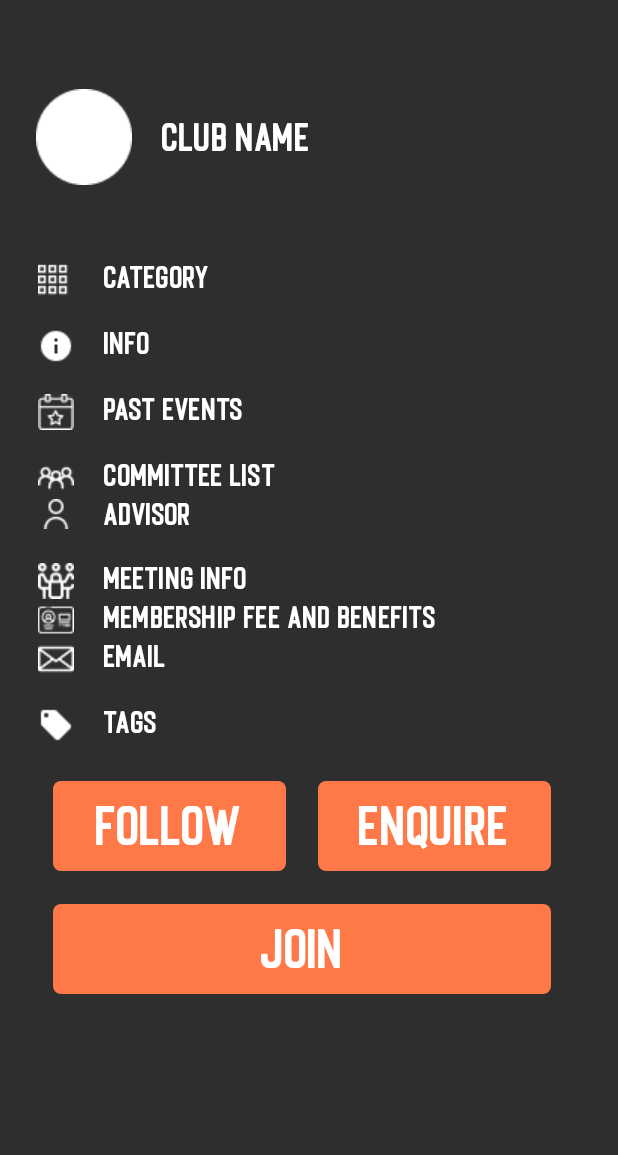
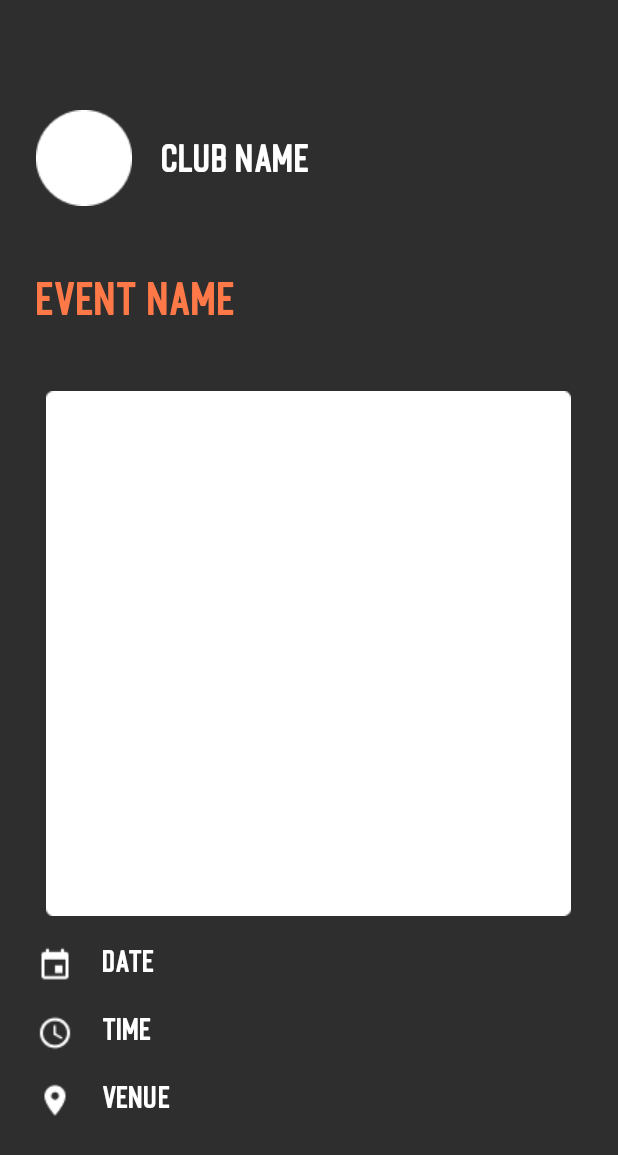
Before and after one commit to marcuswkl/clubs-societies-platform, an Android app: the layout fragment_event.xml on its own in the app's theme, with its tools: preview values and no code run, on a phone screen of 412 x 824 dp. Shown: the top 1155 px of the screen. Run offline under Robolectric (Android 15) with nearby library versions, the phone set to English and light mode, and no system bars.

Commit message:
Complete fragment layout

```diff
--- a/app/src/main/res/layout/fragment_event.xml
+++ b/app/src/main/res/layout/fragment_event.xml
@@ -2,46 +2,58 @@
 <androidx.constraintlayout.widget.ConstraintLayout xmlns:android="http://schemas.android.com/apk/res/android"
     xmlns:app="http://schemas.android.com/apk/res-auto"
     xmlns:tools="http://schemas.android.com/tools"
-    android:id="@+id/club_fragment"
+    android:id="@+id/event_fragment"
     android:layout_width="match_parent"
     android:layout_height="match_parent"
     tools:context=".ui.profile.ProfileFragment">
 
     <ImageView
-        android:id="@+id/club_logo"
+        android:id="@+id/event_club_logo"
         android:layout_width="64dp"
         android:layout_height="64dp"
         android:layout_marginStart="24dp"
         android:layout_marginTop="30dp"
-        android:layout_marginBottom="20dp"
         android:src="@drawable/logo_club_placeholder"
-        app:layout_constraintBottom_toTopOf="@+id/club_info_scrollview"
+        app:layout_constraintBottom_toTopOf="@id/event_name_title"
         app:layout_constraintStart_toStartOf="parent"
         app:layout_constraintTop_toTopOf="parent" />
 
     <TextView
-        android:id="@+id/club_name_title"
+        android:id="@+id/event_club_name_title"
         style="@style/ClubNameTitle"
         android:layout_width="275dp"
         android:layout_height="wrap_content"
         android:layout_marginStart="20dp"
         android:text="CLUB NAME"
-        app:layout_constraintBottom_toBottomOf="@+id/club_logo"
-        app:layout_constraintStart_toEndOf="@+id/club_logo"
-        app:layout_constraintTop_toTopOf="@+id/club_logo" />
+        app:layout_constraintBottom_toBottomOf="@+id/event_club_logo"
+        app:layout_constraintStart_toEndOf="@+id/event_club_logo"
+        app:layout_constraintTop_toTopOf="@+id/event_club_logo" />
+
+    <TextView
+        android:id="@+id/event_name_title"
+        style="@style/InputFieldLabel"
+        android:layout_width="362dp"
+        android:layout_height="wrap_content"
+        android:layout_marginStart="24dp"
+        android:layout_marginEnd="25dp"
+        android:text="EVENT NAME"
+        app:layout_constraintBottom_toTopOf="@+id/event_info_scrollview"
+        app:layout_constraintEnd_toEndOf="parent"
+        app:layout_constraintStart_toStartOf="parent"
+        app:layout_constraintTop_toBottomOf="@+id/event_club_logo" />
 
     <ScrollView
-        android:id="@+id/club_info_scrollview"
+        android:id="@+id/event_info_scrollview"
         android:layout_width="362dp"
-        android:layout_height="602dp"
+        android:layout_height="500dp"
         android:layout_marginStart="24dp"
-        android:layout_marginEnd="24dp"
+        android:layout_marginEnd="25dp"
         android:layout_marginBottom="20dp"
         android:scrollbarThumbVertical="@android:color/transparent"
         app:layout_constraintBottom_toBottomOf="parent"
         app:layout_constraintEnd_toEndOf="parent"
         app:layout_constraintStart_toStartOf="parent"
-        app:layout_constraintTop_toBottomOf="@+id/club_logo">
+        app:layout_constraintTop_toBottomOf="@id/event_name_title">
 
         <TableLayout
             android:layout_width="match_parent"
@@ -54,20 +66,11 @@
                 android:layout_marginBottom="@dimen/club_section_single_margin_bottom">
 
                 <ImageView
-                    android:id="@+id/club_category_label"
-                    android:layout_width="wrap_content"
+                    android:id="@+id/event_poster"
+                    android:layout_width="0dp"
                     android:layout_height="wrap_content"
-                    android:layout_marginTop="@dimen/club_label_margin_top"
-                    android:layout_marginEnd="@dimen/club_label_margin_end"
-                    android:src="@drawable/ic_club_category" />
-
-                <TextView
-                    android:id="@+id/club_category"
-                    style="@style/ClubInfoText"
-                    android:layout_width="@dimen/club_text_width"
-                    android:layout_height="wrap_content"
-                    android:justificationMode="inter_word"
-                    android:text="CATEGORY" />
+                    android:layout_span="2"
+                    android:src="@drawable/image_post_placeholder" />
 
             </TableRow>
 
@@ -77,7 +80,98 @@
                 android:layout_marginBottom="@dimen/club_section_single_margin_bottom">
 
                 <ImageView
-                    android:id="@+id/club_info_label"
+                    android:id="@+id/event_date_label"
+                    android:layout_width="wrap_content"
+                    android:layout_height="wrap_content"
+                    android:layout_marginTop="@dimen/club_label_margin_top"
+                    android:layout_marginEnd="@dimen/club_label_margin_end"
+                    android:src="@drawable/ic_event_date" />
+
+                <TextView
+                    android:id="@+id/event_date"
+                    style="@style/ClubInfoText"
+                    android:layout_width="@dimen/club_text_width"
+                    android:layout_height="wrap_content"
+                    android:justificationMode="inter_word"
+                    android:text="DATE" />
+
+            </TableRow>
+
+            <TableRow
+                android:layout_width="match_parent"
+                android:layout_height="match_parent"
+                android:layout_marginBottom="@dimen/club_section_single_margin_bottom">
+
+                <ImageView
+                    android:id="@+id/event_time_label"
+                    android:layout_width="wrap_content"
+                    android:layout_height="wrap_content"
+                    android:layout_marginTop="@dimen/club_label_margin_top"
+                    android:layout_marginEnd="@dimen/club_label_margin_end"
+                    android:src="@drawable/ic_event_time" />
+
+                <TextView
+                    android:id="@+id/event_time"
+                    style="@style/ClubInfoText"
+                    android:layout_width="@dimen/club_text_width"
+                    android:layout_height="wrap_content"
+                    android:justificationMode="inter_word"
+                    android:text="TIME" />
+
+            </TableRow>
+
+            <TableRow
+                android:layout_width="match_parent"
+                android:layout_height="match_parent"
+                android:layout_marginBottom="@dimen/club_section_single_margin_bottom">
+
+                <ImageView
+                    android:id="@+id/event_venue_label"
+                    android:layout_width="wrap_content"
+                    android:layout_height="wrap_content"
+                    android:layout_marginTop="@dimen/club_label_margin_top"
+                    android:layout_marginEnd="@dimen/club_label_margin_end"
+                    android:src="@drawable/ic_event_venue" />
+
+                <TextView
+                    android:id="@+id/event_venue"
+                    style="@style/ClubInfoText"
+                    android:layout_width="@dimen/club_text_width"
+                    android:layout_height="wrap_content"
+                    android:justificationMode="inter_word"
+                    android:text="VENUE" />
+
+            </TableRow>
+
+            <TableRow
+                android:layout_width="match_parent"
+                android:layout_height="match_parent"
+                android:layout_marginBottom="@dimen/club_section_multi_margin_bottom">
+
+                <ImageView
+                    android:id="@+id/event_price_label"
+                    android:layout_width="wrap_content"
+                    android:layout_height="wrap_content"
+                    android:layout_marginTop="@dimen/club_label_margin_top"
+                    android:layout_marginEnd="@dimen/club_label_margin_end"
+                    android:src="@drawable/ic_event_price" />
+
+                <TextView
+                    android:id="@+id/event_price"
+                    style="@style/ClubInfoText"
+                    android:layout_width="@dimen/club_text_width"
+                    android:layout_height="wrap_content"
+                    android:text="PRICE" />
+
+            </TableRow>
+
+            <TableRow
+                android:layout_width="match_parent"
+                android:layout_height="match_parent"
+                android:layout_marginBottom="@dimen/club_section_single_margin_bottom">
+
+                <ImageView
+                    android:id="@+id/event_info_label"
                     android:layout_width="wrap_content"
                     android:layout_height="wrap_content"
                     android:layout_marginTop="@dimen/club_label_margin_top"
@@ -85,7 +179,7 @@
                     android:src="@drawable/ic_club_info" />
 
                 <TextView
-                    android:id="@+id/club_info"
+                    android:id="@+id/event_info"
                     style="@style/ClubInfoText"
                     android:layout_width="@dimen/club_text_width"
                     android:layout_height="wrap_content"
@@ -99,209 +193,16 @@
                 android:layout_height="match_parent"
                 android:layout_marginBottom="@dimen/club_section_single_margin_bottom">
 
-                <ImageView
-                    android:id="@+id/club_past_events_label"
-                    android:layout_width="wrap_content"
-                    android:layout_height="wrap_content"
-                    android:layout_marginTop="@dimen/club_label_margin_top"
-                    android:layout_marginEnd="@dimen/club_label_margin_end"
-                    android:src="@drawable/ic_club_past_events" />
-
-                <TextView
-                    android:id="@+id/club_past_events"
-                    style="@style/ClubInfoText"
-                    android:layout_width="@dimen/club_text_width"
-                    android:layout_height="wrap_content"
-                    android:justificationMode="inter_word"
-                    android:text="PAST EVENTS" />
-
-            </TableRow>
-
-            <TableRow
-                android:layout_width="match_parent"
-                android:layout_height="match_parent"
-                android:layout_marginBottom="@dimen/club_section_multi_margin_bottom">
-
-                <ImageView
-                    android:id="@+id/club_committee_list_label"
-                    android:layout_width="wrap_content"
-                    android:layout_height="wrap_content"
-                    android:layout_marginTop="@dimen/club_label_margin_top"
-                    android:layout_marginEnd="@dimen/club_label_margin_end"
-                    android:src="@drawable/ic_club_committee_list" />
-
-                <TextView
-                    android:id="@+id/club_committee_list"
-                    style="@style/ClubInfoText"
-                    android:layout_width="@dimen/club_text_width"
-                    android:layout_height="wrap_content"
-                    android:text="COMMITTEE LIST" />
-
-            </TableRow>
-
-            <TableRow
-                android:layout_width="match_parent"
-                android:layout_height="match_parent"
-                android:layout_marginBottom="@dimen/club_section_single_margin_bottom">
-
-                <ImageView
-                    android:id="@+id/club_advisor_label"
-                    android:layout_width="wrap_content"
-                    android:layout_height="wrap_content"
-                    android:layout_marginTop="@dimen/club_label_margin_top"
-                    android:layout_marginEnd="@dimen/club_label_margin_end"
-                    android:src="@drawable/ic_club_advisor" />
-
-                <TextView
-                    android:id="@+id/club_advisor"
-                    style="@style/ClubInfoText"
-                    android:layout_width="@dimen/club_text_width"
-                    android:layout_height="wrap_content"
-                    android:justificationMode="inter_word"
-                    android:text="ADVISOR" />
-
-            </TableRow>
-
-            <TableRow
-                android:layout_width="match_parent"
-                android:layout_height="match_parent"
-                android:layout_marginBottom="@dimen/club_section_multi_margin_bottom">
-
-                <ImageView
-                    android:id="@+id/club_meeting_info_label"
-                    android:layout_width="wrap_content"
-                    android:layout_height="wrap_content"
-                    android:layout_marginTop="@dimen/club_label_margin_top"
-                    android:layout_marginEnd="@dimen/club_label_margin_end"
-                    android:src="@drawable/ic_club_meeting_info" />
-
-                <TextView
-                    android:id="@+id/club_meeting_info"
-                    style="@style/ClubInfoText"
-                    android:layout_width="@dimen/club_text_width"
-                    android:layout_height="wrap_content"
-                    android:text="MEETING INFO" />
-
-            </TableRow>
-
-            <TableRow
-                android:layout_width="match_parent"
-                android:layout_height="match_parent"
-                android:layout_marginBottom="@dimen/club_section_multi_margin_bottom">
-
-                <ImageView
-                    android:id="@+id/club_membership_info_label"
-                    android:layout_width="wrap_content"
-                    android:layout_height="wrap_content"
-                    android:layout_marginTop="@dimen/club_label_margin_top"
-                    android:layout_marginEnd="@dimen/club_label_margin_end"
-                    android:src="@drawable/ic_club_membership_info" />
-
-                <TextView
-                    android:id="@+id/club_membership_info"
-                    style="@style/ClubInfoText"
-                    android:layout_width="@dimen/club_text_width"
-                    android:layout_height="wrap_content"
-                    android:text="MEMBERSHIP FEE AND BENEFITS" />
-
-            </TableRow>
-
-            <TableRow
-                android:layout_width="match_parent"
-                android:layout_height="match_parent"
-                android:layout_marginBottom="@dimen/club_section_single_margin_bottom">
-
-                <ImageView
-                    android:id="@+id/club_email_label"
-                    android:layout_width="wrap_content"
-                    android:layout_height="wrap_content"
-                    android:layout_marginTop="@dimen/club_label_margin_top"
-                    android:layout_marginEnd="@dimen/club_label_margin_end"
-                    android:src="@drawable/ic_club_email" />
-
-                <TextView
-                    android:id="@+id/club_email"
-                    style="@style/ClubInfoText"
-                    android:layout_width="@dimen/club_text_width"
-                    android:layout_height="wrap_content"
-                    android:justificationMode="inter_word"
-                    android:text="EMAIL" />
-
-            </TableRow>
-
-            <TableRow
-                android:layout_width="match_parent"
-                android:layout_height="match_parent"
-                android:layout_marginBottom="@dimen/club_section_single_margin_bottom">
-
-                <ImageView
-                    android:id="@+id/club_tags_label"
-                    android:layout_width="wrap_content"
-                    android:layout_height="wrap_content"
-                    android:layout_marginTop="@dimen/club_label_margin_top"
-                    android:layout_marginEnd="@dimen/club_label_margin_end"
-                    android:src="@drawable/ic_club_tags" />
-
-                <TextView
-                    android:id="@+id/club_tags"
-                    style="@style/ClubInfoText"
-                    android:layout_width="@dimen/club_text_width"
-                    android:layout_height="wrap_content"
-                    android:justificationMode="inter_word"
-                    android:text="TAGS" />
-
-            </TableRow>
-
-            <TableRow
-                android:layout_width="match_parent"
-                android:layout_height="match_parent"
-                android:layout_marginBottom="@dimen/club_section_single_margin_bottom">
-
-                <androidx.constraintlayout.widget.ConstraintLayout
-                    android:layout_width="match_parent"
-                    android:layout_height="wrap_content"
-                    android:layout_marginTop="7dp"
-                    android:layout_span="2"
-                    android:orientation="vertical">
-
-                    <Button
-                        android:id="@+id/club_follow_button"
-                        android:layout_width="155dp"
-                        android:layout_height="@dimen/button_height"
-                        android:layout_marginStart="10dp"
-                        android:text="@string/follow"
-                        app:layout_constraintBottom_toBottomOf="parent"
-                        app:layout_constraintStart_toStartOf="parent"
-                        app:layout_constraintTop_toTopOf="parent" />
-
-                    <Button
-                        android:id="@+id/club_enquire_button"
-                        android:layout_width="155dp"
-                        android:layout_height="@dimen/button_height"
-                        android:layout_marginEnd="20dp"
-                        android:text="@string/enquire"
-                        app:layout_constraintBottom_toBottomOf="parent"
-                        app:layout_constraintEnd_toEndOf="parent"
-                        app:layout_constraintTop_toTopOf="parent" />
-                </androidx.constraintlayout.widget.ConstraintLayout>
-
-            </TableRow>
-
-            <TableRow
-                android:layout_width="match_parent"
-                android:layout_height="match_parent"
-                android:layout_marginBottom="@dimen/club_section_single_margin_bottom">
-
                 <Button
-                    android:id="@+id/club_join_button"
+                    android:id="@+id/event_register_button"
                     android:layout_width="332dp"
                     android:layout_height="@dimen/button_height"
-                    android:layout_marginStart="10dp"
-                    android:layout_marginTop="4dp"
-                    android:layout_marginEnd="20dp"
+                    android:layout_marginStart="100dp"
+                    android:layout_marginTop="12dp"
+                    android:layout_marginEnd="100dp"
                     android:layout_marginBottom="30dp"
                     android:layout_span="2"
-                    android:text="@string/join" />
+                    android:text="@string/register" />
 
             </TableRow>
         </TableLayout>
--- a/app/src/main/res/values/strings.xml
+++ b/app/src/main/res/values/strings.xml
@@ -26,4 +26,5 @@
     <string name="ask_us_a_question">ASK US A QUESTION:</string>
     <string name="submit">SUBMIT</string>
     <string name="membership_fee_text">RM %d / YEAR</string>
+    <string name="register">REGISTER</string>
 </resources>
```
Also changed, not shown: app/src/main/res/drawable/ic_event_date.png (added), app/src/main/res/drawable/ic_event_price.png (added), app/src/main/res/drawable/ic_event_time.png (added), app/src/main/res/drawable/ic_event_venue.png (added).
